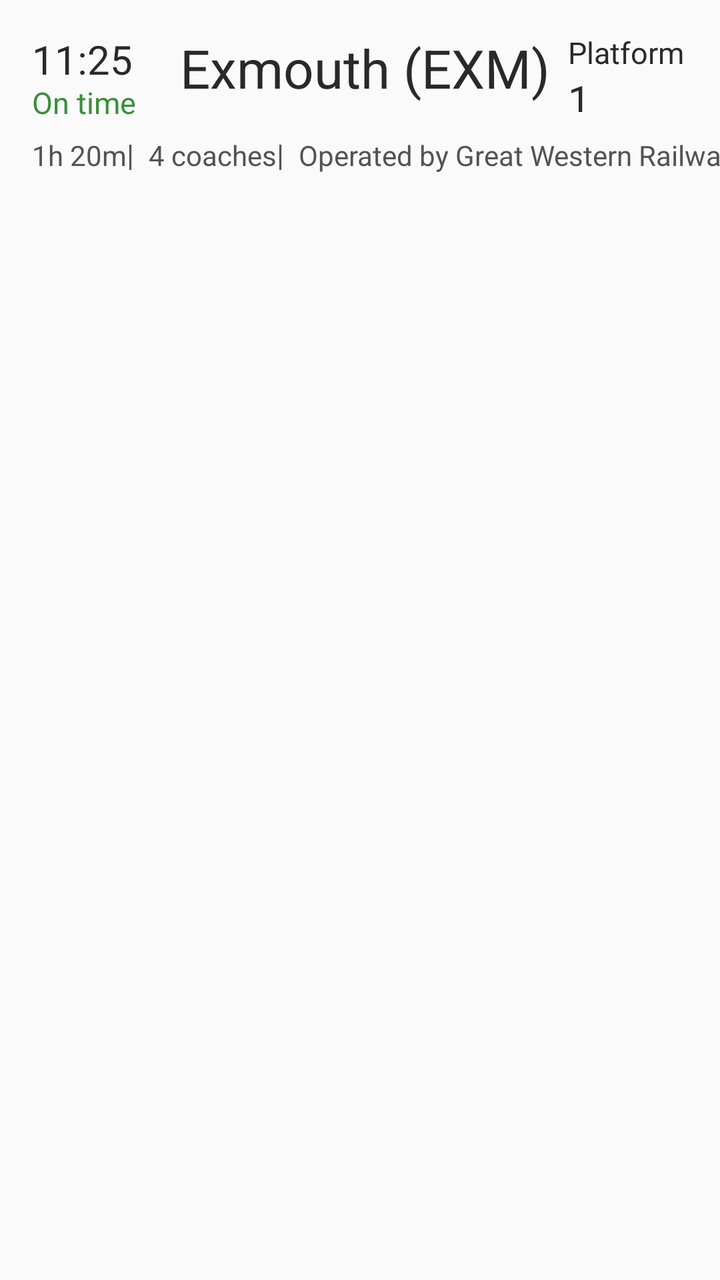
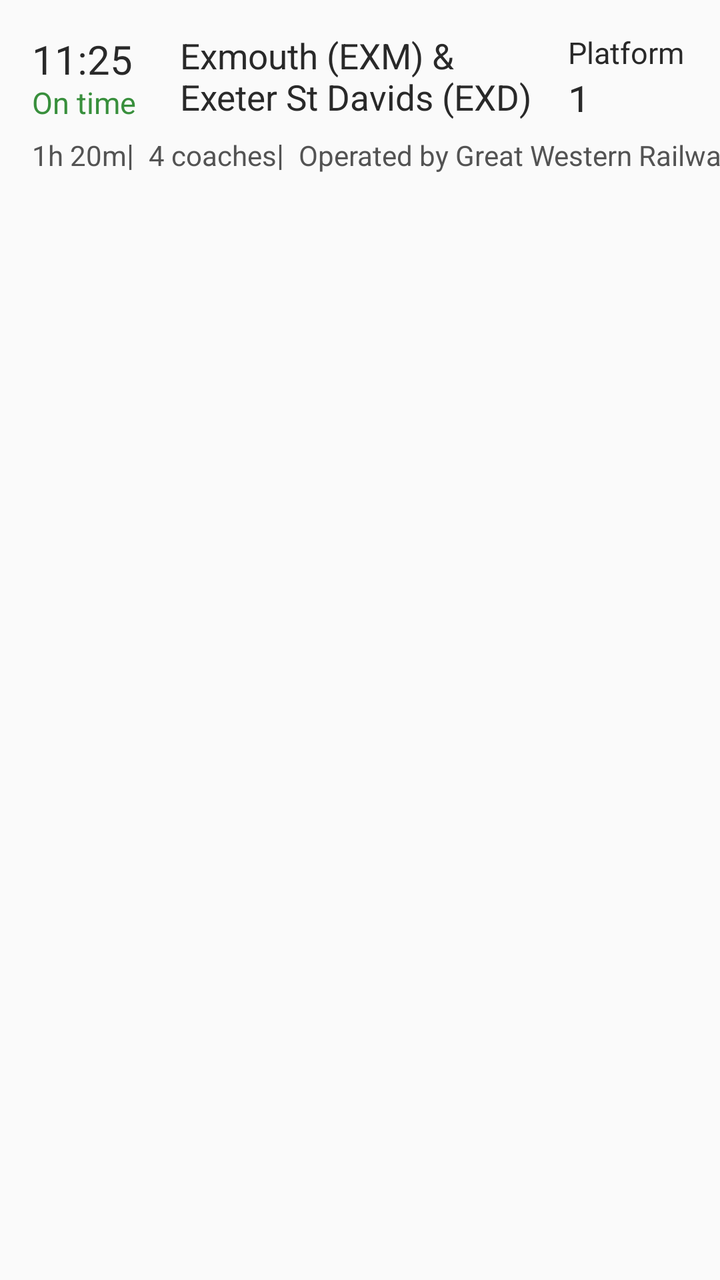

Two renders of the same Android screen: before a commit and after it. Below are the layout's source before the change and the commit's diff.
<!-- AndroidManifest.xml: application theme Theme.AppCompat.Light.NoActionBar -->
<!-- res/layout/departures.xml -->
<?xml version="1.0" encoding="utf-8"?>
<androidx.constraintlayout.widget.ConstraintLayout xmlns:android="http://schemas.android.com/apk/res/android"
    xmlns:app="http://schemas.android.com/apk/res-auto"
    xmlns:tools="http://schemas.android.com/tools"
    android:id="@+id/constraintLayout"
    android:layout_width="match_parent"
    android:layout_height="wrap_content"
    android:paddingBottom="16dp">

    <TextView
        android:id="@+id/txt_dash_1"
        android:layout_width="11dp"
        android:layout_height="20dp"
        android:layout_marginTop="6dp"
        android:text="@string/vertical_dash"
        android:textAlignment="center"
        android:textColor="@color/secondary_text"
        android:textSize="15sp"
        android:visibility="visible"
        app:layout_constraintStart_toEndOf="@+id/txt_time"
        app:layout_constraintTop_toBottomOf="@+id/txt_status" />

    <TextView
        android:id="@+id/txt_depature"
        android:layout_width="65dp"
        android:layout_height="25dp"
        android:layout_marginStart="16dp"
        android:layout_marginTop="16dp"
        android:text="11:25"
        android:textColor="@color/main_text"
        android:textSize="20sp"
        app:layout_constraintStart_toStartOf="parent"
        app:layout_constraintTop_toTopOf="parent" />

    <TextView
        android:id="@+id/txt_status"
        android:layout_width="65dp"
        android:layout_height="20dp"
        android:layout_marginStart="16dp"
        android:text="On time"
        android:textColor="@color/on_time"
        android:textSize="15sp"
        app:layout_constraintStart_toStartOf="parent"
        app:layout_constraintTop_toBottomOf="@+id/txt_depature" />

    <TextView
        android:id="@+id/txt_destination"
        android:layout_width="0dp"
        android:layout_height="45dp"
        android:layout_marginStart="9dp"
        android:layout_marginTop="16dp"
        android:layout_marginEnd="9dp"
        android:text="Exmouth (EXM)"
        android:textAlignment="center"
        android:textColor="@color/main_text"
        android:textSize="30sp"
        app:autoSizeMaxTextSize="30sp"
        app:autoSizeMinTextSize="10sp"
        app:autoSizeTextType="uniform"
        app:layout_constraintEnd_toStartOf="@+id/txt_platform"
        app:layout_constraintStart_toEndOf="@+id/txt_depature"
        app:layout_constraintTop_toTopOf="parent" />

    <TextView
        android:id="@+id/txt_platform"
        android:layout_width="60dp"
        android:layout_height="20dp"
        android:layout_marginTop="16dp"
        android:layout_marginEnd="16dp"
        android:text="@string/platform"
        android:textAlignment="center"
        android:textColor="@color/main_text"
        android:textSize="15sp"
        app:layout_constraintEnd_toEndOf="parent"
        app:layout_constraintTop_toTopOf="parent" />

    <TextView
        android:id="@+id/txt_platform_no"
        android:layout_width="60dp"
        android:layout_height="20dp"
        android:layout_marginEnd="16dp"
        android:text="1"
        android:textAlignment="center"
        android:textColor="@color/main_text"
        android:textSize="20sp"
        app:layout_constraintEnd_toEndOf="parent"
        app:layout_constraintTop_toBottomOf="@+id/txt_platform" />

    <TextView
        android:id="@+id/txt_time"
        android:layout_width="wrap_content"
        android:layout_height="wrap_content"
        android:layout_marginStart="16dp"
        android:layout_marginTop="7dp"
        android:text="1h 20m"
        android:textColor="@color/secondary_text"
        app:layout_constraintStart_toStartOf="parent"
        app:layout_constraintTop_toBottomOf="@+id/txt_status" />

    <TextView
        android:id="@+id/txt_length"
        android:layout_width="wrap_content"
        android:layout_height="wrap_content"
        android:layout_marginTop="7dp"
        android:text="4 coaches"
        android:textColor="@color/secondary_text"
        app:layout_constraintStart_toEndOf="@+id/txt_dash_1"
        app:layout_constraintTop_toBottomOf="@+id/txt_status" />

    <TextView
        android:id="@+id/txt_operator"
        android:layout_width="wrap_content"
        android:layout_height="wrap_content"
        android:layout_marginTop="7dp"
        android:text="Operated by Great Western Railway"
        android:textColor="@color/secondary_text"
        app:layout_constraintStart_toEndOf="@+id/txt_dash_2"
        app:layout_constraintTop_toBottomOf="@+id/txt_destination" />

    <TextView
        android:id="@+id/txt_dash_2"
        android:layout_width="11dp"
        android:layout_height="20dp"
        android:layout_marginTop="6dp"
        android:text="@string/vertical_dash"
        android:textAlignment="center"
        android:textColor="@color/secondary_text"
        android:textSize="15sp"
        app:layout_constraintStart_toEndOf="@+id/txt_length"
        app:layout_constraintTop_toBottomOf="@+id/txt_destination" />

    <TextView
        android:id="@+id/txt_destination_with_via"
        android:layout_width="0dp"
        android:layout_height="28dp"
        android:layout_marginStart="9dp"
        android:layout_marginTop="16dp"
        android:layout_marginEnd="9dp"
        android:textAlignment="center"
        android:textColor="@color/main_text"
        android:textSize="25sp"
        app:layout_constraintEnd_toStartOf="@+id/txt_platform"
        app:layout_constraintStart_toEndOf="@+id/txt_depature"
        app:layout_constraintTop_toTopOf="parent" />

    <TextView
        android:id="@+id/txt_via"
        android:layout_width="0dp"
        android:layout_height="17dp"
        android:layout_marginStart="9dp"
        android:layout_marginEnd="9dp"
        android:textAlignment="center"
        android:textSize="14sp"
        app:layout_constraintEnd_toStartOf="@+id/txt_platform_no"
        app:layout_constraintStart_toEndOf="@+id/txt_status"
        app:layout_constraintTop_toBottomOf="@+id/txt_destination_with_via" />

</androidx.constraintlayout.widget.ConstraintLayout>
<!-- resources referenced by this layout -->
<resources>
  <color name="main_text">#FF292929</color>
  <color name="on_time">#388F3C</color>
  <color name="secondary_text">#535353</color>
  <string name="platform">Platform</string>
  <string name="vertical_dash">|</string>
</resources>

<!-- the commit's change to res/layout/departures.xml (unified diff, before → after) -->
@@ -17,11 +17,11 @@
         android:textColor="@color/secondary_text"
         android:textSize="15sp"
         android:visibility="visible"
-        app:layout_constraintStart_toEndOf="@+id/txt_time"
+        app:layout_constraintStart_toEndOf="@+id/txt_subinfo_1"
         app:layout_constraintTop_toBottomOf="@+id/txt_status" />
 
     <TextView
-        android:id="@+id/txt_depature"
+        android:id="@+id/txt_departure"
         android:layout_width="65dp"
         android:layout_height="25dp"
         android:layout_marginStart="16dp"
@@ -41,7 +41,7 @@
         android:textColor="@color/on_time"
         android:textSize="15sp"
         app:layout_constraintStart_toStartOf="parent"
-        app:layout_constraintTop_toBottomOf="@+id/txt_depature" />
+        app:layout_constraintTop_toBottomOf="@+id/txt_departure" />
 
     <TextView
         android:id="@+id/txt_destination"
@@ -50,7 +50,7 @@
         android:layout_marginStart="9dp"
         android:layout_marginTop="16dp"
         android:layout_marginEnd="9dp"
-        android:text="Exmouth (EXM)"
+        android:text="Exmouth (EXM) &amp; Exeter St Davids (EXD)"
         android:textAlignment="center"
         android:textColor="@color/main_text"
         android:textSize="30sp"
@@ -58,7 +58,7 @@
         app:autoSizeMinTextSize="10sp"
         app:autoSizeTextType="uniform"
         app:layout_constraintEnd_toStartOf="@+id/txt_platform"
-        app:layout_constraintStart_toEndOf="@+id/txt_depature"
+        app:layout_constraintStart_toEndOf="@+id/txt_departure"
         app:layout_constraintTop_toTopOf="parent" />
 
     <TextView
@@ -87,7 +87,7 @@
         app:layout_constraintTop_toBottomOf="@+id/txt_platform" />
 
     <TextView
-        android:id="@+id/txt_time"
+        android:id="@+id/txt_subinfo_1"
         android:layout_width="wrap_content"
         android:layout_height="wrap_content"
         android:layout_marginStart="16dp"
@@ -98,7 +98,7 @@
         app:layout_constraintTop_toBottomOf="@+id/txt_status" />
 
     <TextView
-        android:id="@+id/txt_length"
+        android:id="@+id/txt_subinfo_2"
         android:layout_width="wrap_content"
         android:layout_height="wrap_content"
         android:layout_marginTop="7dp"
@@ -108,7 +108,7 @@
         app:layout_constraintTop_toBottomOf="@+id/txt_status" />
 
     <TextView
-        android:id="@+id/txt_operator"
+        android:id="@+id/txt_subinfo_3"
         android:layout_width="wrap_content"
         android:layout_height="wrap_content"
         android:layout_marginTop="7dp"
@@ -126,7 +126,7 @@
         android:textAlignment="center"
         android:textColor="@color/secondary_text"
         android:textSize="15sp"
-        app:layout_constraintStart_toEndOf="@+id/txt_length"
+        app:layout_constraintStart_toEndOf="@+id/txt_subinfo_2"
         app:layout_constraintTop_toBottomOf="@+id/txt_destination" />
 
     <TextView
@@ -140,7 +140,7 @@
         android:textColor="@color/main_text"
         android:textSize="25sp"
         app:layout_constraintEnd_toStartOf="@+id/txt_platform"
-        app:layout_constraintStart_toEndOf="@+id/txt_depature"
+        app:layout_constraintStart_toEndOf="@+id/txt_departure"
         app:layout_constraintTop_toTopOf="parent" />
 
     <TextView
